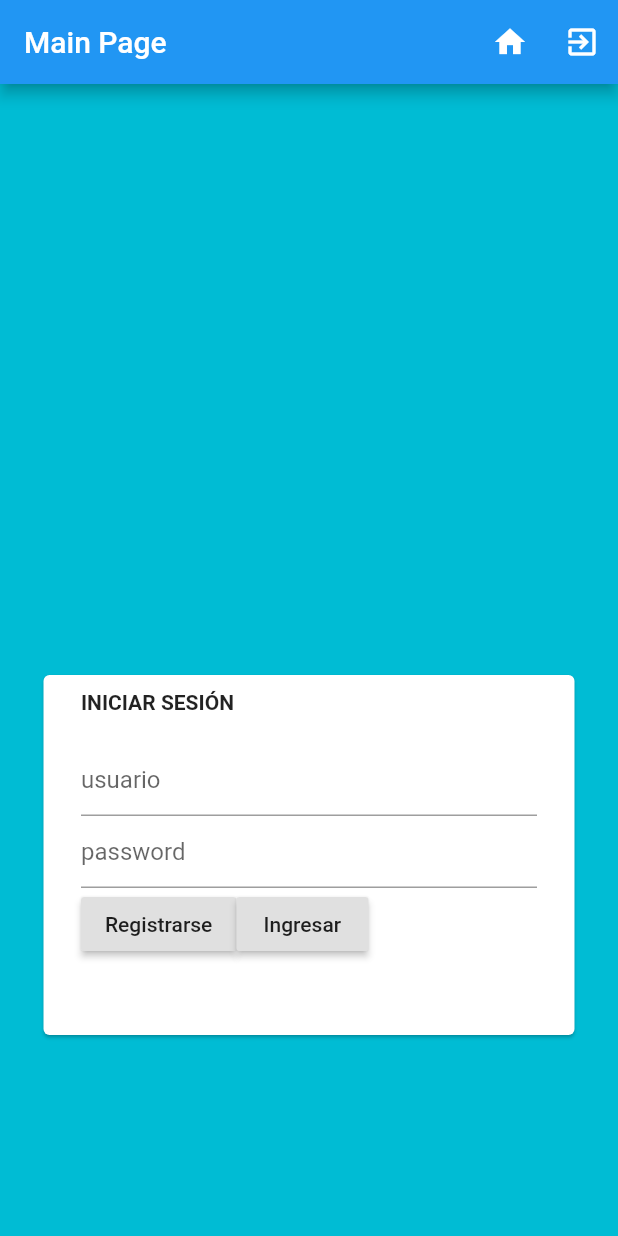
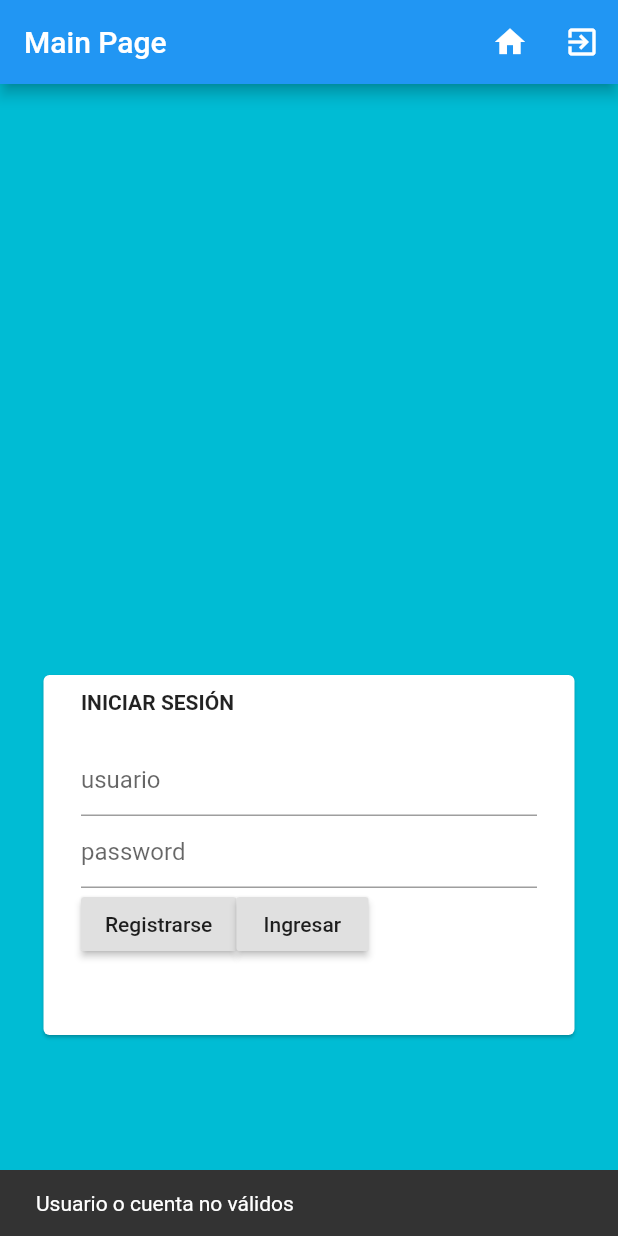
Before and after one commit to pablogarzon/flutter_login, a Flutter app: the screen it shows after launch, after a tap on "Ingresar", on a phone screen of 412 x 824 dp. Run offline on Flutter 3.47's test engine with Material 2 defaults, Android fonts, the phone set to English and light mode, and no system bars.

Commit message:
display snack bar alert for invalid login

```diff
--- a/lib/screens/account/login.dart
+++ b/lib/screens/account/login.dart
@@ -45,10 +45,10 @@ class login extends StatelessWidget{
               }, child: new Text("Registrarse"),),
               new RaisedButton(onPressed: (){
                 if(this.userName == 'user' && this.password == "q"){
-                Navigator.of(context).pushNamed('/settings');
+                  Navigator.of(context).pushNamed('/settings');
                 } else {
-
-                };
+                  Scaffold.of(context).showSnackBar(new SnackBar(content: new Text("Usuario o cuenta no válidos")));
+                }
               }, child: new Text("Ingresar"),)
             ],
           ),
```
